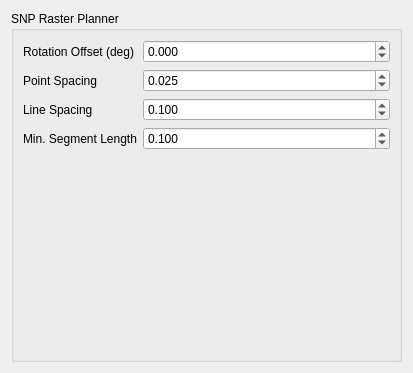
First picture: the form in snp_tpp/ui/snp_raster_planner_widget.ui, repository ros-industrial-consortium/scan_n_plan_workshop, before the edit.
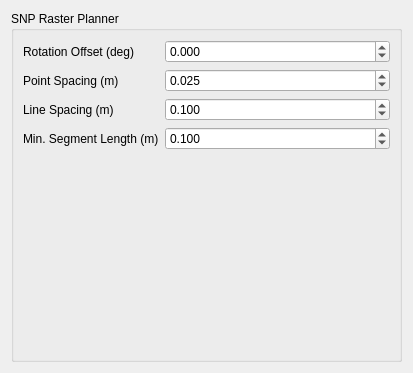
Second picture: the form after the edit.

Commit message: Added units to the labels of the tpp parameters in the gui. Removed commented code from header file.

```diff
--- a/snp_tpp/ui/snp_raster_planner_widget.ui
+++ b/snp_tpp/ui/snp_raster_planner_widget.ui
@@ -54,7 +54,7 @@
         <item row="1" column="0">
          <widget class="QLabel" name="label_point_spacing">
           <property name="text">
-           <string>Point Spacing</string>
+           <string>Point Spacing (m)</string>
           </property>
          </widget>
         </item>
@@ -77,7 +77,7 @@
         <item row="2" column="0">
          <widget class="QLabel" name="label_line_spacing">
           <property name="text">
-           <string>Line Spacing</string>
+           <string>Line Spacing (m)</string>
           </property>
          </widget>
         </item>
@@ -97,7 +97,7 @@
         <item row="3" column="0">
          <widget class="QLabel" name="label_minimum_segment_length">
           <property name="text">
-           <string>Min. Segment Length</string>
+           <string>Min. Segment Length (m)</string>
           </property>
          </widget>
         </item>
```
The commit also changes 1 other file.
